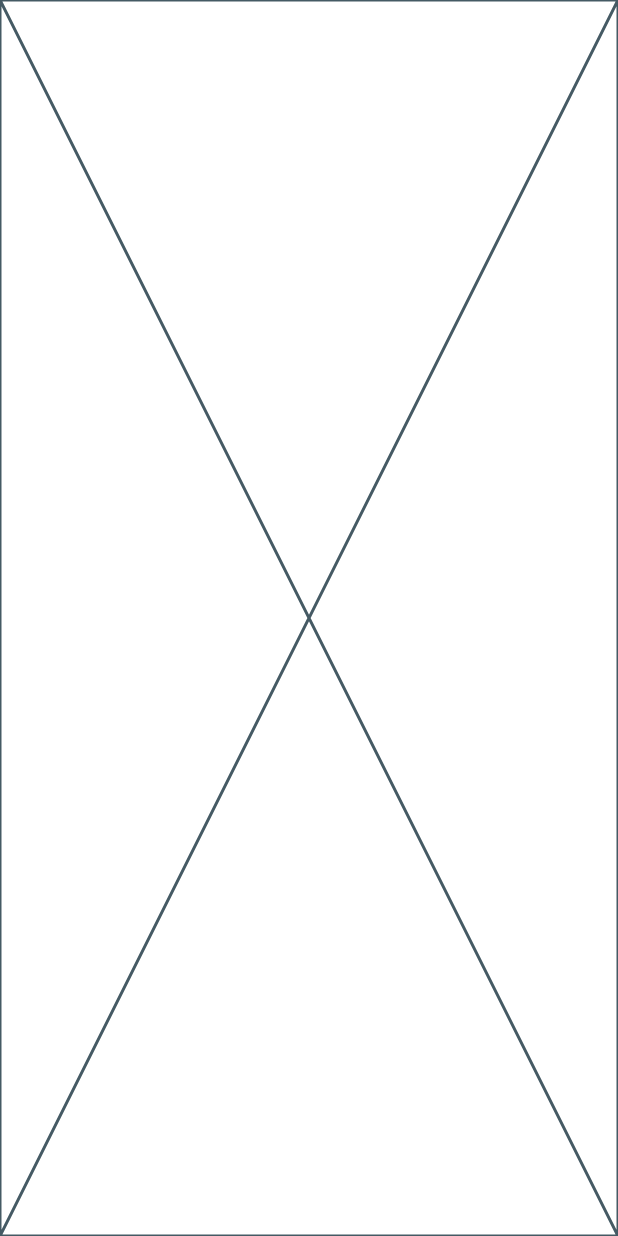
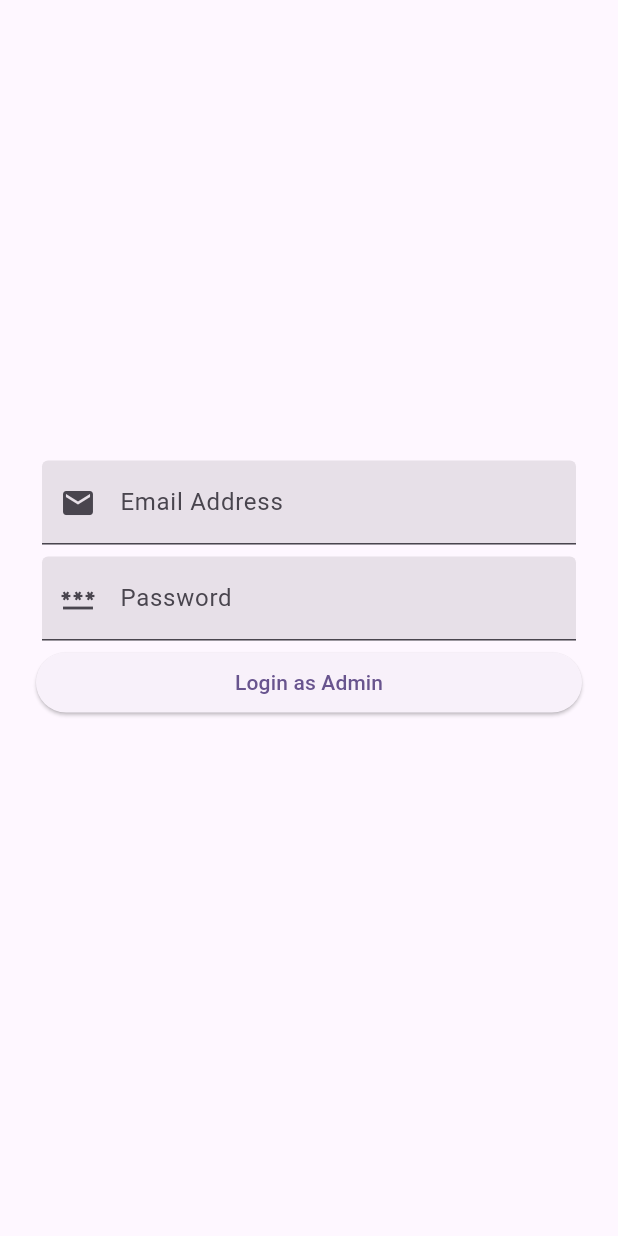
Before and after one commit to Txxxthless/FlutterFirebaseApp, a Flutter app: the screen it shows after launch, on a phone screen of 412 x 824 dp. Run offline on Flutter 3.47's test engine with Material 3 defaults, Android fonts, the phone set to English and light mode, and no system bars; our stand-ins replace firebase_auth, firebase_core, flutter_easyloading, go_router; accounts and stored records are empty; generated files the repository leaves out were written again.

Commit message:
feat: implemented firebase auth

```diff
--- /dev/null
+++ b/lib/auth/auth_service.dart
@@ -0,0 +1,19 @@
+import 'package:firebase_auth/firebase_auth.dart';
+
+class AuthService {
+  static final FirebaseAuth _auth = FirebaseAuth.instance;
+
+  static User? get currentUser => _auth.currentUser;
+
+  static Future<bool> loginAdmin(String email, String password) async {
+    final credential = await _auth.signInWithEmailAndPassword(
+      email: email,
+      password: password,
+    );
+    return credential.user != null;
+  }
+
+  static Future<void> logout() {
+    return _auth.signOut();
+  }
+}
--- a/lib/main.dart
+++ b/lib/main.dart
@@ -1,5 +1,10 @@
 import 'package:firebase_core/firebase_core.dart';
 import 'package:flutter/material.dart';
+import 'package:flutter_easyloading/flutter_easyloading.dart';
+import 'package:flutter_firebase/auth/auth_service.dart';
+import 'package:flutter_firebase/pages/dashboard_page.dart';
+import 'package:flutter_firebase/pages/login_page.dart';
+import 'package:go_router/go_router.dart';
 import 'firebase_options.dart';
 
 void main() async {
@@ -7,21 +12,44 @@ void main() async {
   await Firebase.initializeApp(
     options: DefaultFirebaseOptions.currentPlatform,
   );
-  runApp(const MyApp());
+  runApp(MyApp());
 }
 
 class MyApp extends StatelessWidget {
-  const MyApp({super.key});
+  MyApp({super.key});
 
   @override
   Widget build(BuildContext context) {
-    return MaterialApp(
+    return MaterialApp.router(
       title: 'Flutter Demo',
+      builder: EasyLoading.init(),
       theme: ThemeData(
         colorScheme: ColorScheme.fromSeed(seedColor: Colors.deepPurple),
         useMaterial3: true,
       ),
-      home: const Placeholder(),
+      routerConfig: _router,
     );
   }
+
+  final _router = GoRouter(
+    initialLocation: DashboardPage.routeName,
+    redirect: (context, state) {
+      if (AuthService.currentUser == null) {
+        return LoginPage.routeName;
+      }
+      return null;
+    },
+    routes: [
+      GoRoute(
+        name: DashboardPage.routeName,
+        path: DashboardPage.routeName,
+        builder: (context, state) => DashboardPage(),
+      ),
+      GoRoute(
+        name: LoginPage.routeName,
+        path: LoginPage.routeName,
+        builder: (context, state) => LoginPage(),
+      ),
+    ],
+  );
 }
--- /dev/null
+++ b/lib/pages/login_page.dart
@@ -0,0 +1,114 @@
+import 'package:firebase_auth/firebase_auth.dart';
+import 'package:flutter/material.dart';
+import 'package:flutter_easyloading/flutter_easyloading.dart';
+import 'package:flutter_firebase/auth/auth_service.dart';
+import 'package:flutter_firebase/pages/dashboard_page.dart';
+import 'package:go_router/go_router.dart';
+
+class LoginPage extends StatefulWidget {
+  static const String routeName = '/login';
+  const LoginPage({super.key});
+
+  @override
+  State<LoginPage> createState() => _LoginPageState();
+}
+
+class _LoginPageState extends State<LoginPage> {
+  final _formKey = GlobalKey<FormState>();
+  final _emailController = TextEditingController();
+  final _passwordController = TextEditingController();
+  String _errMsg = '';
+
+  @override
+  Widget build(BuildContext context) {
+    return Scaffold(
+      body: Center(
+        child: Form(
+          key: _formKey,
+          child: ListView(
+            padding: const EdgeInsets.all(24),
+            shrinkWrap: true,
+            children: [
+              Padding(
+                padding: const EdgeInsets.all(4),
+                child: TextFormField(
+                  keyboardType: TextInputType.emailAddress,
+                  controller: _emailController,
+                  decoration: const InputDecoration(
+                    filled: true,
+                    prefixIcon: Icon(Icons.email),
+                    labelText: 'Email Address',
+                  ),
+                  validator: (value) {
+                    if (value == null || value.isEmpty) {
+                      return 'Provide a valid email address';
+                    }
+                    return null;
+                  },
+                ),
+              ),
+              Padding(
+                padding: const EdgeInsets.all(4),
+                child: TextFormField(
+                  obscureText: true,
+                  controller: _passwordController,
+                  decoration: const InputDecoration(
+                    filled: true,
+                    prefixIcon: Icon(Icons.password),
+                    labelText: 'Password',
+                  ),
+                  validator: (value) {
+                    if (value == null || value.isEmpty) {
+                      return 'Provide a valid password';
+                    }
+                    return null;
+                  },
+                ),
+              ),
+              ElevatedButton(
+                onPressed: _authenticate,
+                child: const Text(
+                  'Login as Admin',
+                ),
+              ),
+              Padding(
+                padding: const EdgeInsets.all(8),
+                child: Text(
+                  _errMsg,
+                  style: const TextStyle(fontSize: 18, color: Colors.red),
+                ),
+              ),
+            ],
+          ),
+        ),
+      ),
+    );
+  }
+
+  @override
+  void dispose() {
+    _emailController.dispose();
+    _passwordController.dispose();
+    super.dispose();
+  }
+
+  void _authenticate() async {
+    if (_formKey.currentState!.validate()) {
+      EasyLoading.show(status: 'Please wait');
+      final email = _emailController.text;
+      final password = _passwordController.text;
+      try {
+        final status = await AuthService.loginAdmin(email, password);
+        EasyLoading.dismiss();
+        if (context.mounted) {
+          context.goNamed(DashboardPage.routeName);
+        }
+      } on FirebaseAuthException catch (error) {
+        EasyLoading.dismiss();
+        setState(() {
+          _errMsg = error.message!;
+        });
+      }
+    }
+  }
+}
```
Also changed, not shown: lib/pages/dashboard_page.dart (added, +38 -0 lines).
